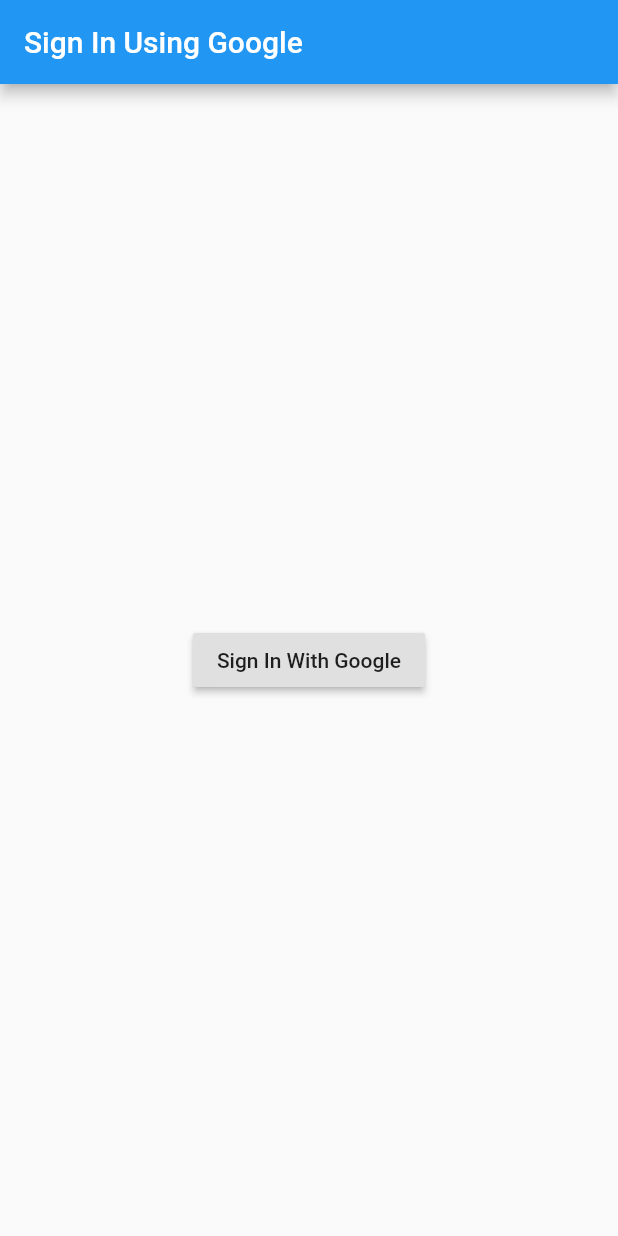
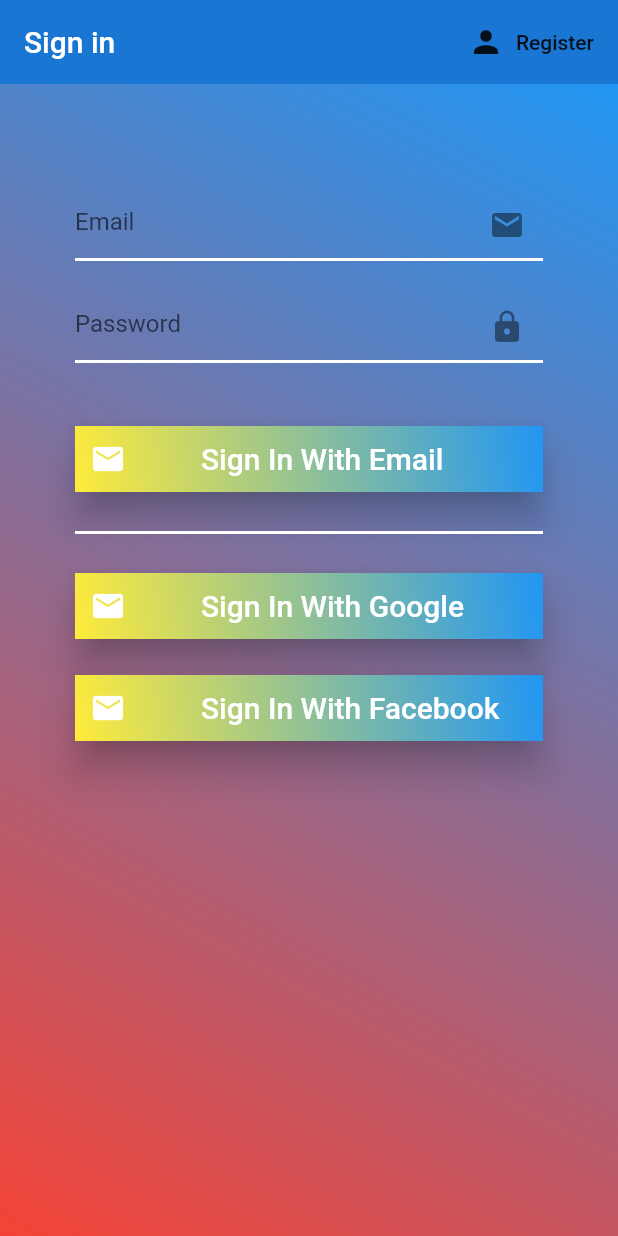
Before and after one commit to joe-walker2000/google-sign-in, a Flutter app: the screen it shows after launch, after a tap on "Sign In With Google", on a phone screen of 412 x 824 dp. Run offline on Flutter 3.47's test engine with Material 2 defaults, Android fonts, the phone set to English and light mode, and no system bars; our stand-ins replace firebase_auth, flutter_spinkit, google_sign_in; accounts and stored records are empty.

Commit message:
register with email and pass added

```diff
--- a/lib/main.dart
+++ b/lib/main.dart
@@ -1,5 +1,9 @@
+import 'package:auth_test/screens/wrapper.dart';
 import 'package:auth_test/services/auth.dart';
 import 'package:flutter/material.dart';
+import 'package:provider/provider.dart';
+
+import 'models/entites.dart';
 
 void main() {
   runApp(MyApp());
@@ -9,38 +13,15 @@ class MyApp extends StatelessWidget {
   // This widget is the root of your application.
   @override
   Widget build(BuildContext context) {
-    return MaterialApp(
-      title: 'Flutter Demo',
-      theme: ThemeData(
-        primarySwatch: Colors.blue,
-        visualDensity: VisualDensity.adaptivePlatformDensity,
-      ),
-      home: MyHomePage(),
-    );
-  }
-}
-
-class MyHomePage extends StatelessWidget {
-  final Auth _auth = Auth();
-
-  @override
-  Widget build(BuildContext context) {
-    return Scaffold(
-      appBar: AppBar(
-        title: Text('Sign In Using Google'),
-      ),
-      body: Center(
-        child: Column(
-          mainAxisAlignment: MainAxisAlignment.center,
-          children: [
-            RaisedButton(
-              onPressed: () {
-                _auth.onGoogleSignIn(context);
-              },
-              child: Text('Sign In With Google'),
-            )
-          ],
+    return StreamProvider<User>.value(
+      value: Auth().user,
+      child: MaterialApp(
+        title: 'Flutter Demo',
+        theme: ThemeData(
+          primarySwatch: Colors.blue,
+          visualDensity: VisualDensity.adaptivePlatformDensity,
         ),
+        home: Wrapper(),
       ),
     );
   }
--- /dev/null
+++ b/lib/screens/authenticate/authenticate.dart
@@ -0,0 +1,24 @@
+import 'package:auth_test/screens/authenticate/sign_in.dart';
+import 'package:flutter/material.dart';
+import 'package:auth_test/screens/authenticate/Register.dart';
+
+class Authenticate extends StatefulWidget {
+  @override
+  _AuthenticateState createState() => _AuthenticateState();
+}
+
+class _AuthenticateState extends State<Authenticate> {
+  bool showSignIn = true;
+  void toggleView() {
+    setState(() => showSignIn = !showSignIn);
+  }
+
+  @override
+  Widget build(BuildContext context) {
+    if (showSignIn) {
+      return SignIn(toggleView: toggleView);
+    } else {
+      return Register(toggleView: toggleView);
+    }
+  }
+}
--- /dev/null
+++ b/lib/screens/authenticate/sign_in.dart
@@ -0,0 +1,154 @@
+import 'package:auth_test/services/auth.dart';
+import 'package:auth_test/shared/constans.dart';
+import 'package:auth_test/shared/loading.dart';
+import 'package:flutter/material.dart';
+
+class SignIn extends StatefulWidget {
+  final Function toggleView;
+  SignIn({this.toggleView});
+
+  @override
+  _SignInState createState() => _SignInState();
+}
+
+class _SignInState extends State<SignIn> {
+  final Auth _auth = Auth();
+  final _formKey = GlobalKey<FormState>();
+  bool loading = false;
+
+  // text field state
+  String email = '';
+  String password = '';
+  String error = '';
+  Future signInWithEmail() async {
+    if (_formKey.currentState.validate()) {
+      setState(() {
+        loading = true;
+      });
+      dynamic result = await _auth.signInWithEmailAndPassword(email, password);
+      if (result == null) {
+        setState(() {
+          error = 'COULD NOT SIGN IN WITH THOSE credentials';
+          loading = false;
+        });
+      }
+    }
+  }
+  //Widget signWithEmailButton = _buildButtonWidget('Sign In With Email', signInWithEmail)
+
+  @override
+  Widget build(BuildContext context) {
+    return loading
+        ? Loading()
+        : Scaffold(
+            resizeToAvoidBottomInset: false,
+            appBar: AppBar(
+              backgroundColor: Colors.blue[700],
+              elevation: 0.0,
+              title: Text('Sign in'),
+              actions: <Widget>[
+                FlatButton.icon(
+                    onPressed: () {
+                      widget.toggleView();
+                    },
+                    icon: Icon(Icons.person),
+                    label: Text('Register'))
+              ],
+            ),
+            body: Container(
+              //color: Colors.yellow,
+              decoration: BoxDecoration(
+                gradient: LinearGradient(
+                  begin: Alignment.topRight,
+                  end: Alignment.bottomLeft,
+                  colors: [Colors.blue, Colors.red],
+                ),
+              ),
+
+              child: Padding(
+                padding: const EdgeInsets.all(50.0),
+                child: Form(
+                  key: _formKey,
+                  child: Column(
+                    children: <Widget>[
+                      SizedBox(height: 20.0),
+                      TextFormField(
+                        decoration:
+                            textInputDecoration.copyWith(hintText: 'Email'),
+                        validator: (val) =>
+                            val.isEmpty ? 'Enter an email' : null,
+                        onChanged: (val) {
+                          setState(() => email = val);
+                        },
+                      ),
+                      SizedBox(height: 20.0),
+                      TextFormField(
+                        decoration: textInputDecoration.copyWith(
+                            hintText: 'Password', suffixIcon: Icon(Icons.lock)),
+                        validator: (val) => val.length < 6
+                            ? 'Enter a password 6+ chars long'
+                            : null,
+                        obscureText: true,
+                        onChanged: (val) {
+                          setState(() => password = val);
+                        },
+                      ),
+                      SizedBox(height: 40.0),
+                      _buildButtonWidget('Sign In With Email', signInWithEmail),
+                      Divider(
+                        color: Colors.white,
+                        thickness: 2,
+                        height: 50,
+                      ),
+                      _buildButtonWidget('Sign In With Google', () async {
+                        _auth.onGoogleSignIn();
+                      }),
+                      SizedBox(height: 20),
+                      _buildButtonWidget('Sign In With Facebook', () {}),
+                      Text(
+                        error,
+                        style: TextStyle(color: Colors.red, fontSize: 14.0),
+                      ),
+                    ],
+                  ),
+                ),
+              ),
+            ),
+          );
+  }
+}
+
+_buildButtonWidget(String text, Function onPressed) {
+  return RaisedButton(
+    elevation: 10,
+    onPressed: onPressed,
+    textColor: Colors.white,
+    padding: const EdgeInsets.all(0.0),
+    child: Container(
+      width: double.infinity,
+      decoration: const BoxDecoration(
+        gradient: LinearGradient(
+          begin: Alignment.topRight,
+          end: Alignment.bottomLeft,
+          colors: [Colors.blue, Colors.yellow],
+        ),
+      ),
+      padding: const EdgeInsets.symmetric(vertical: 10),
+      child: Center(
+        child: Padding(
+          padding: const EdgeInsets.symmetric(horizontal: 10),
+          child: Row(
+            mainAxisAlignment: MainAxisAlignment.start,
+            children: [
+              Icon(Icons.email),
+              SizedBox(
+                width: 50,
+              ),
+              Text(text, style: TextStyle(fontSize: 20, color: Colors.white)),
+            ],
+          ),
+        ),
+      ),
+    ),
+  );
+}
--- /dev/null
+++ b/lib/screens/wrapper.dart
@@ -0,0 +1,21 @@
+import 'package:auth_test/models/entites.dart';
+import 'package:flutter/material.dart';
+
+import 'package:provider/provider.dart';
+
+import 'authenticate/Authenticate.dart';
+import 'home/home.dart';
+
+class Wrapper extends StatelessWidget {
+  @override
+  Widget build(BuildContext context) {
+    final user = Provider.of<User>(context);
+
+    // return either home or authenticate widget
+    if (user == null) {
+      return Authenticate();
+    } else {
+      return Home();
+    }
+  }
+}
--- a/lib/services/auth.dart
+++ b/lib/services/auth.dart
@@ -1,6 +1,4 @@
 import 'package:auth_test/models/entites.dart';
-import 'package:auth_test/welcome.dart';
-import 'package:flutter/material.dart';
 import 'package:firebase_auth/firebase_auth.dart';
 import 'package:google_sign_in/google_sign_in.dart';
 
@@ -8,7 +6,44 @@ class Auth {
   final GoogleSignIn _googleSignIn = GoogleSignIn();
   final FirebaseAuth _auth = FirebaseAuth.instance;
 
-  Future<User> _handleSignIn() async {
+  // auth change user stream
+
+  Stream<User> get user {
+    return _auth.onAuthStateChanged.map(_userFromFirebaseUser);
+  }
+
+  // sign in with email & pass
+  Future signInWithEmailAndPassword(String email, String password) async {
+    try {
+      AuthResult result = await _auth.signInWithEmailAndPassword(
+          email: email, password: password);
+      FirebaseUser user = result.user;
+      return _userFromFirebaseUser(user);
+    } catch (e) {
+      print(e.toString());
+      return null;
+    }
+  }
+
+  // registar with email & pass
+  Future registerWithEmailAndPassword(String email, String password) async {
+    try {
+      AuthResult result = await _auth.createUserWithEmailAndPassword(
+          email: email, password: password);
+      FirebaseUser user = result.user;
+
+      // creat a new documnet for the user with the uid
+      // await DatabaseService(uid: user.uid)
+      //     .updateUserData('0', 'new crew member', 100);
+
+      return _userFromFirebaseUser(user);
+    } catch (e) {
+      print(e.toString());
+      return null;
+    }
+  }
+
+  Future<User> onGoogleSignIn() async {
     FirebaseUser user;
 
     bool isSignedIn = await _googleSignIn.isSignedIn();
@@ -17,25 +52,32 @@ class Auth {
       final GoogleSignInAccount googleUser = await _googleSignIn.signIn();
       final GoogleSignInAuthentication googleAuth =
           await googleUser.authentication;
-      // get the credentials to (access / id token)
-      // to sign in via Firebase Authentication
       final AuthCredential credential = GoogleAuthProvider.getCredential(
           accessToken: googleAuth.accessToken, idToken: googleAuth.idToken);
       user = (await _auth.signInWithCredential(credential)).user;
     }
+    print(_userFromFirebaseUser(user));
 
-    return userFromFirebaseUser(user);
+    return _userFromFirebaseUser(user);
   }
 
-  void onGoogleSignIn(BuildContext context) async {
-    User user = await _handleSignIn();
-    Navigator.push(
-        context,
-        MaterialPageRoute(
-            builder: (context) => WelcomeUserWidget(user, _googleSignIn)));
+  User _userFromFirebaseUser(FirebaseUser user) {
+    return user != null ? User(uid: user.uid) : null;
   }
 
-  User userFromFirebaseUser(FirebaseUser user) {
-    return user != null ? User(uid: user.uid) : null;
+  // sign out
+  Future signOut() async {
+    try {
+      bool isSignedIn = await _googleSignIn.isSignedIn();
+      if (isSignedIn) {
+        _googleSignIn.signOut();
+      }
+      return await _auth.signOut();
+
+      //return await _auth.signOut();
+    } catch (e) {
+      print(e.toString());
+      return null;
+    }
   }
 }
--- /dev/null
+++ b/lib/shared/constans.dart
@@ -0,0 +1,13 @@
+import 'package:flutter/material.dart';
+
+const textInputDecoration = InputDecoration(
+  hintText: 'Email',
+  fillColor: Colors.white,
+  suffixIcon: Icon(Icons.email),
+  filled: false,
+
+  enabledBorder: UnderlineInputBorder(
+      borderSide: BorderSide(color: Colors.white, width: 2.0)),
+  focusedBorder: UnderlineInputBorder(
+      borderSide: BorderSide(color: Colors.blue, width: 2.0)),
+);
--- a/pubspec.yaml
+++ b/pubspec.yaml
@@ -25,6 +25,8 @@ dependencies:
     sdk: flutter
   firebase_auth: ^0.15.3+1
   google_sign_in: ^4.1.1
+  provider: ^4.3.1
+  flutter_spinkit: "^4.1.2"
 
 
   # The following adds the Cupertino Icons font to your application.
```
Also changed, not shown: lib/screens/authenticate/register.dart (added, +137 -0 lines), lib/screens/home/home.dart (added, +39 -0 lines), lib/shared/loading.dart (added, +17 -0 lines), lib/welcome.dart (deleted, +0 -39 lines), pubspec.lock.
